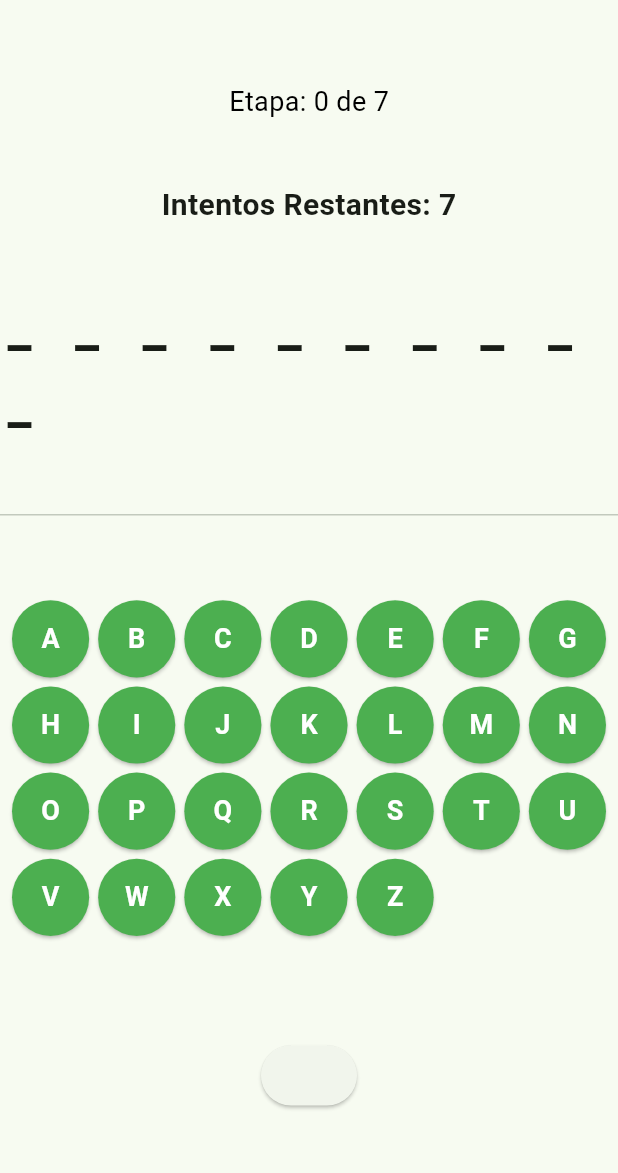
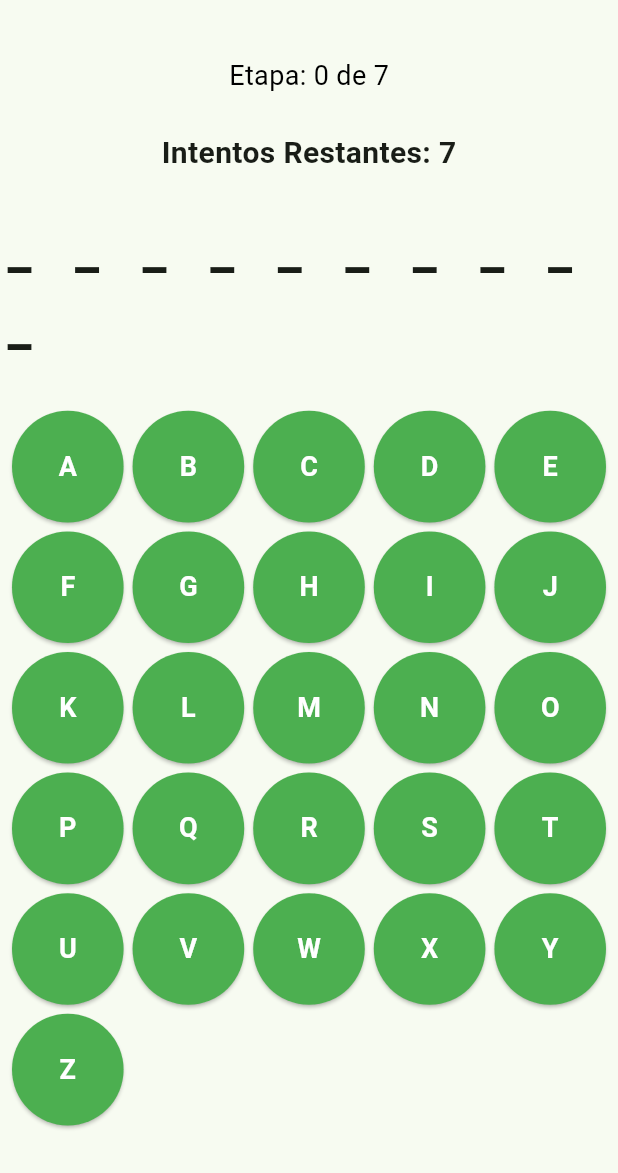
Before and after one commit to SARCOVXD/AhorcadoSistemasDeInfo2, a Flutter app: the screen it shows after launch, on a phone screen of 412 x 824 dp, the part 63-1236 px from its top. Run offline on Flutter 3.47's test engine with Material 3 defaults, Android fonts, the phone set to English and light mode, and no system bars.

Commit message:
Cambio de filas, eliminacion de seccion
Queria quitar eso, porfa has lo que que del highscore

```diff
--- a/lib/Pantallita/interfaz_de_juego.dart
+++ b/lib/Pantallita/interfaz_de_juego.dart
@@ -56,7 +56,7 @@ class _EstadoPantallaAhorcado extends State<PantallaAhorcado> {
       builder: (context) => AlertDialog(
         title: Text(gano ? 'Que crack eres sigue asi' : 'Mejora tu vocabulario mi pana 😔'),
         content: Text(
-            gano ? '¡Felicidades, adivinaste la palabra!' : 'La palabra era: ${juego.palabraCompleta}'),
+            gano ? '¡Felicidades, VAMOSS!' : 'La palabra era: ${juego.palabraCompleta}'),
         actions: [
           TextButton(
             onPressed: () {
@@ -101,17 +101,15 @@ class _EstadoPantallaAhorcado extends State<PantallaAhorcado> {
               style: const TextStyle(fontSize: 36, fontWeight: FontWeight.bold, letterSpacing: 10),
             ),
 
-            // Separador visual
-            const Divider(),
 
-            // 3. Teclado Interactivo
+
             Padding(
               padding: const EdgeInsets.all(8.0),
               child: GridView.builder(
                 shrinkWrap: true,
                 physics: const NeverScrollableScrollPhysics(), // Evita scroll innecesario
                 gridDelegate: const SliverGridDelegateWithFixedCrossAxisCount(
-                  crossAxisCount: 7, // 7 letras por fila (adecuado para un teclado QWERTY visual)
+                  crossAxisCount: 5,
                   mainAxisSpacing: 6,
                   crossAxisSpacing: 6,
                   childAspectRatio: 1.0,
@@ -145,12 +143,12 @@ class _EstadoPantallaAhorcado extends State<PantallaAhorcado> {
             ),
 
             // Botón de Reiniciar
-           /// if (juego.haGanado || juego.haPerdido)
+            if (juego.haGanado || juego.haPerdido)
               Padding(
                 padding: const EdgeInsets.only(top: 20.0),
                 child: ElevatedButton(
                   onPressed: _reiniciarJuego,
-           //       child: const Text('REINICIAR JUEGO', style: TextStyle(fontSize: 15)),
+                child: const Text('REINICIAR JUEGO', style: TextStyle(fontSize: 15)),
                 ),
               ),
           ],
```
